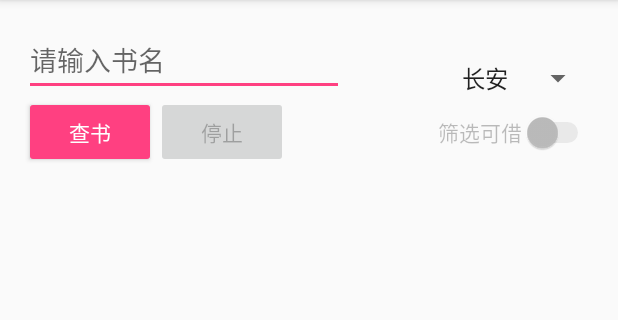
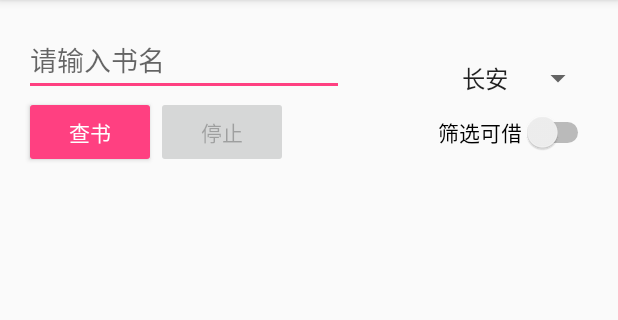
Before and after one commit to rty813/NPULibrary, an Android app: the screen it shows after launch (MainActivity), on a phone screen of 412 x 824 dp, the part 84-404 px from its top. Run offline under Robolectric (Android 15) with nearby library versions, the phone set to English and light mode, and no system bars.

Commit message:
ver1.4 更新了界面，增加了Filter

```diff
--- a/app/src/main/java/com/npu/zhang/npulibrary/MainActivity.java
+++ b/app/src/main/java/com/npu/zhang/npulibrary/MainActivity.java
@@ -38,7 +38,7 @@ import java.util.List;
 import java.util.Map;
 
 public class MainActivity extends AppCompatActivity{
-    private final String version = "ver1.3.1";
+    private final String version = "ver1.4";
     private EditText editText;
     private TextView textView;
     private ListView listView;
@@ -56,6 +56,9 @@ public class MainActivity extends AppCompatActivity{
     private int bookCount;
     private int nowBookCount;
     private InputMethodManager imm;
+    private Boolean enableFilter;
+    private String campus;
+    private String nowCampus;
     @Override
     protected void onCreate(Bundle savedInstanceState) {
         super.onCreate(savedInstanceState);
@@ -70,6 +73,7 @@ public class MainActivity extends AppCompatActivity{
         progressBar = (ProgressBar) findViewById(R.id.progressBar);
         progressBar.setVisibility(View.GONE);
 
+        nowCampus = "长安";
         stopFlag = false;
         lvList = new ArrayList<>();
         simpleAdapter = new SimpleAdapter(MainActivity.this, lvList, android.R.layout.simple_list_item_2,
@@ -85,6 +89,18 @@ public class MainActivity extends AppCompatActivity{
 //                startActivity(new Intent(MainActivity.this,Main2Activity.class));
 //            }
 //        });
+
+        spinner.setOnItemSelectedListener(new AdapterView.OnItemSelectedListener() {
+            @Override
+            public void onItemSelected(AdapterView<?> adapterView, View view, int i, long l) {
+                String[] tmpCampus = getResources().getStringArray(R.array.languages);
+                nowCampus = tmpCampus[i];
+            }
+
+            @Override
+            public void onNothingSelected(AdapterView<?> adapterView) {
+            }
+        });
         btnStop.setOnClickListener(new View.OnClickListener() {
             @Override
             public void onClick(View view) {
@@ -104,13 +120,15 @@ public class MainActivity extends AppCompatActivity{
                 if (bookName.equals("")){
                     return;
                 }
+                enableFilter = aSwitch.isChecked();
+                campus = nowCampus;
                 stopFlag = false;
                 btnSearch.setEnabled(false);
                 btnStop.setEnabled(true);
                 lvList.removeAll(lvList);
                 simpleAdapter.notifyDataSetChanged();
                 progressBar.setVisibility(View.VISIBLE);
-                progressBar.setProgress(0);
+                progressBar.setProgress(1);
                 nowBookCount = 0;
                 new myAsyncTask().execute(bookName, "1");
             }
@@ -170,6 +188,7 @@ public class MainActivity extends AppCompatActivity{
                     String bookIntroduce = pTag.text().substring(14,pTag.text().length()-6);
                     String bookNameReal = aTag.text().substring(aTag.text().indexOf(".") + 1);
                     StringBuilder builder = new StringBuilder();
+                    nowBookCount++;
 
                     Document detailDoc = Jsoup.parse(new URL(bookLink), 5000);
                     Elements tableTags = detailDoc.select("table");
@@ -188,6 +207,11 @@ public class MainActivity extends AppCompatActivity{
                                         System.out.println("此图书正在订阅");
                                         continue;
                                     }
+                                    String campusStr = tdTag1.text().replace("校区", "");
+                                    String enableStr = tdTag2.text();
+                                    if ((!campusStr.substring(0,2).equals(campus)) || ((enableFilter)&&(!enableStr.equals("可借")))){
+                                        continue;
+                                    }
                                     builder.append("\n" + tdTag1.text().replace("校区", ""));
                                     if (tdTag2.text().length() < 5)
                                         builder.append(tdTag2.text() + "\n");
@@ -198,6 +222,9 @@ public class MainActivity extends AppCompatActivity{
                         }
                     }
                     String bookPlace = builder.toString();
+                    if (bookPlace.equals("")){
+                        continue;
+                    }
                     if (bookPlace.equals("")){
                         bookPlace = "\n此书刊可能正在订购中或者处理中";
                     }
@@ -226,7 +253,6 @@ public class MainActivity extends AppCompatActivity{
 
         @Override
         protected void onProgressUpdate(String... values) {
-            nowBookCount++;
             simpleAdapter.notifyDataSetChanged();
             progressBar.setMax(bookCount);
             progressBar.setProgress(nowBookCount);
--- a/app/src/main/res/layout/activity_main.xml
+++ b/app/src/main/res/layout/activity_main.xml
@@ -43,7 +43,7 @@
     <Spinner
         android:layout_width="wrap_content"
         android:layout_height="wrap_content"
-        android:id="@+id/spinner2"
+        android:id="@+id/spinner"
         android:entries="@array/languages"
         android:layout_alignBottom="@+id/editText2"
         android:layout_alignParentRight="true"
@@ -73,7 +73,6 @@
         android:text="筛选可借"
         android:layout_width="wrap_content"
         android:layout_height="wrap_content"
-        android:enabled="false"
         android:id="@+id/switch1"
         android:layout_alignBaseline="@+id/btnStop"
         android:layout_alignBottom="@+id/btnStop"
```
Also changed, not shown: 1 other file.
